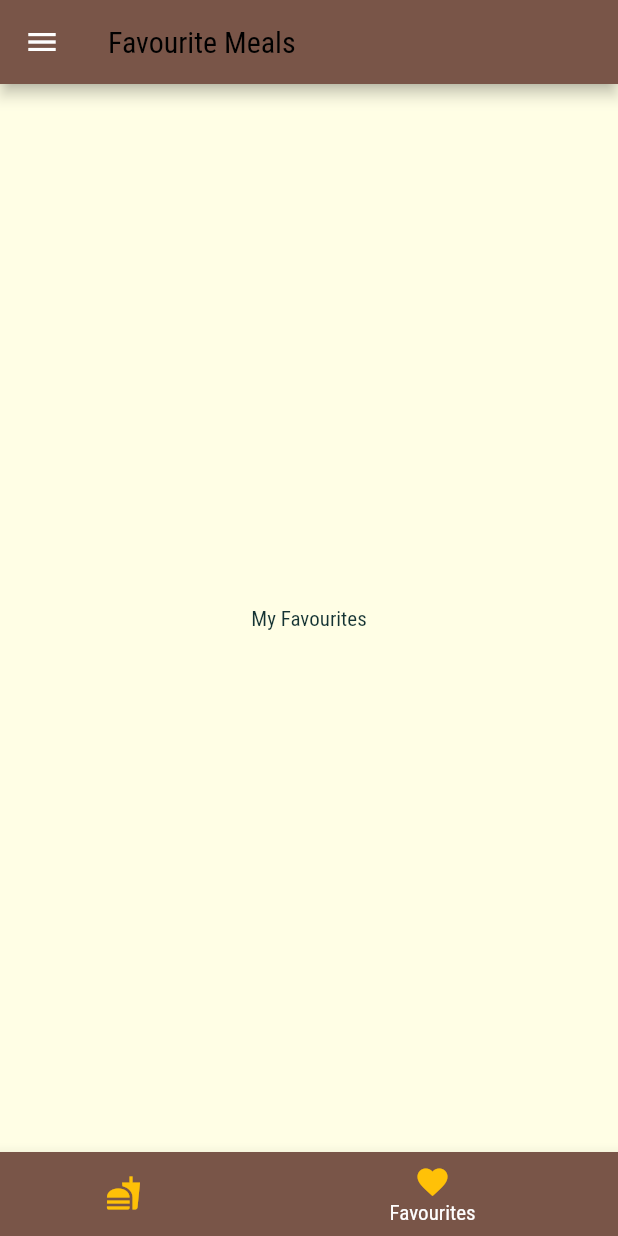
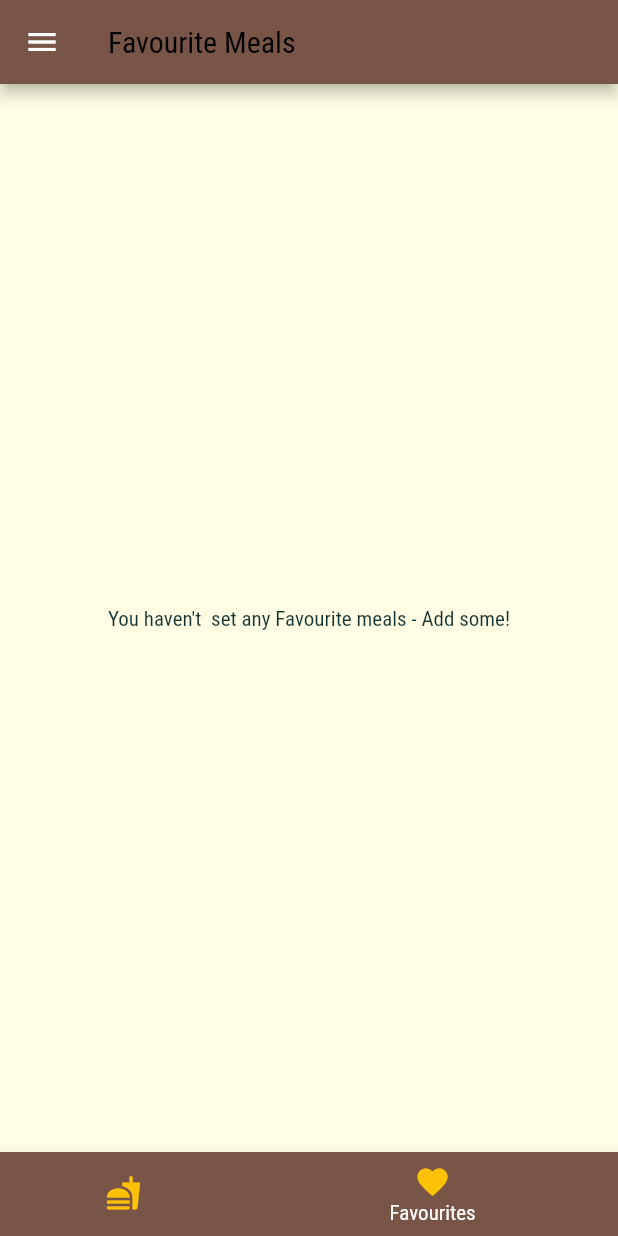
Before and after one commit to cosmasnyairo/meals_app, a Flutter app: the screen it shows after launch, item 2 of the bottom bar chosen, on a phone screen of 412 x 824 dp. Run offline on Flutter 3.47's test engine with Material 2 defaults, Android fonts, the phone set to English and light mode, and no system bars.

Commit message:
Added Favourite  Meal Logic

```diff
--- a/lib/main.dart
+++ b/lib/main.dart
@@ -24,6 +24,7 @@ class _MyAppState extends State<MyApp> {
     'vegan': false,
   };
   List<Meals> _availableMeals = DUMMY_Meals;
+  List<Meals> _favouriteMeals = [];
   void _setFilters(Map<String, bool> filterData) {
     setState(() {
       _filters = filterData;
@@ -46,6 +47,25 @@ class _MyAppState extends State<MyApp> {
     });
   }
 
+  void _toggleFavourite(String mealId) {
+    final existingIndex =
+        _favouriteMeals.indexWhere((meal) => meal.id == mealId);
+
+    if (existingIndex >= 0) {
+      setState(() {
+        _favouriteMeals.removeAt(existingIndex);
+      });
+    } else {
+      setState(() {
+        _favouriteMeals
+            .add(DUMMY_Meals.firstWhere((meal) => meal.id == mealId));
+      });
+    }
+  }
+
+  bool _isMealFavourite(String id){
+    return _favouriteMeals.any((test)=> test.id==id);
+  }
   @override
   Widget build(BuildContext context) {
     return MaterialApp(
@@ -66,20 +86,19 @@ class _MyAppState extends State<MyApp> {
             ),
             title: TextStyle(
               fontSize: 22,
-              decoration: TextDecoration.underline,
               fontFamily: 'Raleway',
             )),
       ),
       //home: CategoryMealsScreen(),
       routes: {
-        '/': (ctx) => TabsScreen(),
-        '/filter-meals': (ctx) => FilterScreen(_filters,_setFilters),
+        '/': (ctx) => TabsScreen(_favouriteMeals),
+        '/filter-meals': (ctx) => FilterScreen(_filters, _setFilters),
         '/category-meals': (ctx) => CategoryMealsScreen(_availableMeals),
-        '/meal-details': (ctx) => MealDetailsScreen(),
+        '/meal-details': (ctx) => MealDetailsScreen(_toggleFavourite,_isMealFavourite),
       },
       onUnknownRoute: (settings) {
         return MaterialPageRoute(
-          builder: (ctx) => TabsScreen(),
+          builder: (ctx) => TabsScreen(_favouriteMeals),
         );
       },
     );
--- a/lib/screens/favourites_screen.dart
+++ b/lib/screens/favourites_screen.dart
@@ -1,10 +1,18 @@
 import 'package:flutter/material.dart';
 
+import '../models/meals.dart';
+
 class FavouritesScreen extends StatelessWidget {
+  final List<Meals> _favouriteMeals;
+
+  FavouritesScreen(this._favouriteMeals);
   @override
   Widget build(BuildContext context) {
     return Center(
-      child: Text('My Favourites'),
+      child: Text(
+        'You haven\'t  set any Favourite meals - Add some!',
+        style: Theme.of(context).textTheme.body1,
+      ),
     );
   }
 }
--- a/lib/screens/tabs_screen.dart
+++ b/lib/screens/tabs_screen.dart
@@ -3,28 +3,36 @@ import 'package:flutter/material.dart';
 import '../widgets/drawer.dart';
 import './categories_screen.dart';
 import './favourites_screen.dart';
+import '../models/meals.dart';
 
 class TabsScreen extends StatefulWidget {
+  final List<Meals> _favouriteMeals;
+
+  TabsScreen(this._favouriteMeals);
   @override
   _TabsScreenState createState() => _TabsScreenState();
 }
 
 class _TabsScreenState extends State<TabsScreen> {
-  final List<Map<String, Object>> _pages = [
+  List<Map<String, Object>> _pages;
+  int _selectedPageIndex = 0;
+  @override
+  void initState() {
+    _pages = [
       {
         'page': CategoriesScreen(),
         'title': 'Kenyan Meals',
       },
       {
-      'page': FavouritesScreen(),
+        'page': FavouritesScreen(widget._favouriteMeals),
         'title': 'Favourite Meals',
       },
     ];
 
-  int _selectedPageIndex = 0;
+    super.initState();
+  }
 
   void _selectPage(int index) {
-
     setState(() {
       _selectedPageIndex = index;
     });
@@ -59,7 +67,6 @@ class _TabsScreenState extends State<TabsScreen> {
             icon: Icon(Icons.favorite, color: Theme.of(context).accentColor),
             title: Text('Favourites'),
           ),
-
         ],
       ),
     );
```
Also changed, not shown: lib/screens/filters_screen.dart (+6 -1 lines), lib/screens/meal_details_screen.dart (+6 -5 lines). Lines whose indentation alone changed are shown as unchanged.
